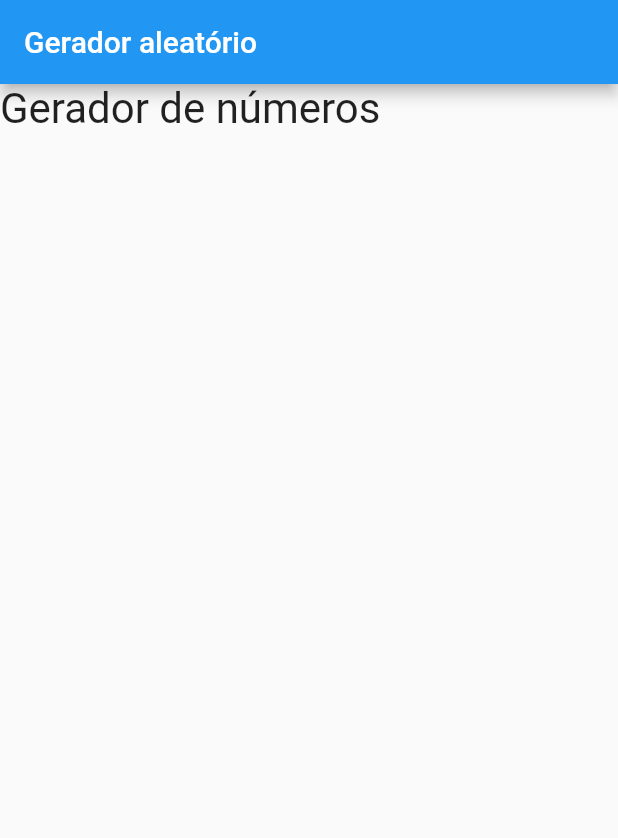
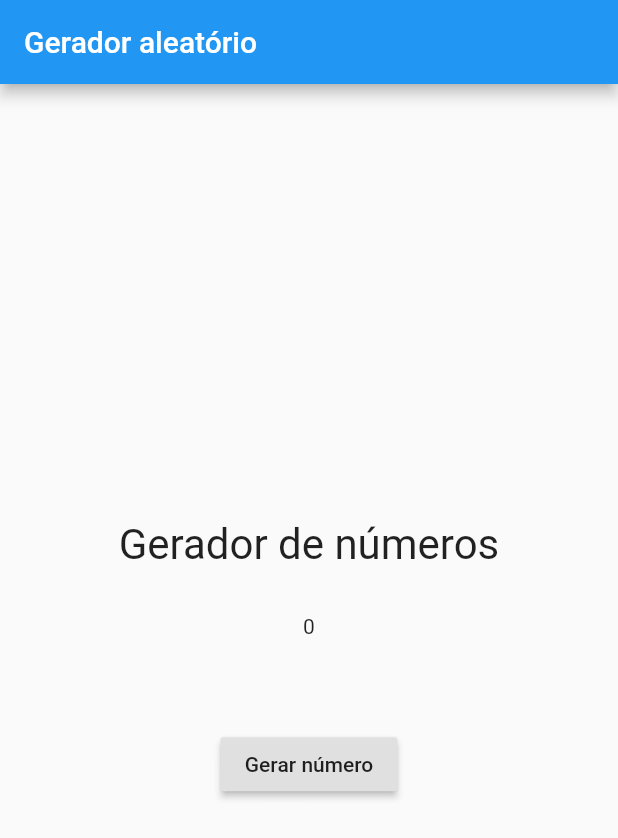
Before and after one commit to otocampos/estudos-flutter-1, a Flutter app: the screen it shows after launch, on a phone screen of 412 x 824 dp. Shown: the top 838 px of the screen. Run offline on Flutter 3.47's test engine with Material 2 defaults, Android fonts, the phone set to English and light mode, and no system bars.

Commit message:
primeiro item do curso finalizado

```diff
--- a/primeiro_app_devmedia/lib/pages/pagina_inicial.dart
+++ b/primeiro_app_devmedia/lib/pages/pagina_inicial.dart
@@ -1,15 +1,16 @@
 import 'package:flutter/material.dart';
 import 'package:primeiro_app_devmedia/widgets/titulo.dart';
+import 'package:primeiro_app_devmedia/widgets/numero_aleatorio.dart';
 
-class PaginaInicial extends StatelessWidget{
-
+class PaginaInicial extends StatelessWidget {
   @override
   Widget build(BuildContext context) {
     return Scaffold(
-        appBar: AppBar(
-            title: Text("Gerador aleatório")
-        ),
-        body: Titulo()
-    );
+        appBar: AppBar(title: Text("Gerador aleatório")),
+        body: Center(
+            child: Column(
+          mainAxisAlignment: MainAxisAlignment.center,
+          children: [Titulo(), SizedBox(height: 30), NumeroAleatorio()],
+        )));
   }
 }
--- /dev/null
+++ b/primeiro_app_devmedia/lib/widgets/numero_aleatorio.dart
@@ -0,0 +1,33 @@
+import 'package:flutter/material.dart';
+import 'dart:math';
+
+class NumeroAleatorio extends StatefulWidget {
+  @override
+  _NumeroAleatorioState createState() => _NumeroAleatorioState();
+}
+
+class _NumeroAleatorioState extends State<NumeroAleatorio> {
+  int _numero = 0;
+
+  void _gerarNumero() {
+    setState(() {
+      Random numeroAleatorio = new Random();
+      _numero = numeroAleatorio.nextInt(1000);
+    });
+  }
+  @override
+  Widget build(BuildContext context) {
+    return Container(
+        child: Column(
+      children: [
+        Text('$_numero'),
+        SizedBox(height: 30),
+        SizedBox(height: 30),
+        RaisedButton(
+            onPressed: _gerarNumero,
+            child: Text("Gerar número")
+        )
+      ],
+    ));
+  }
+}
```
Also changed, not shown: primeiro_app_devmedia/pubspec.lock.
